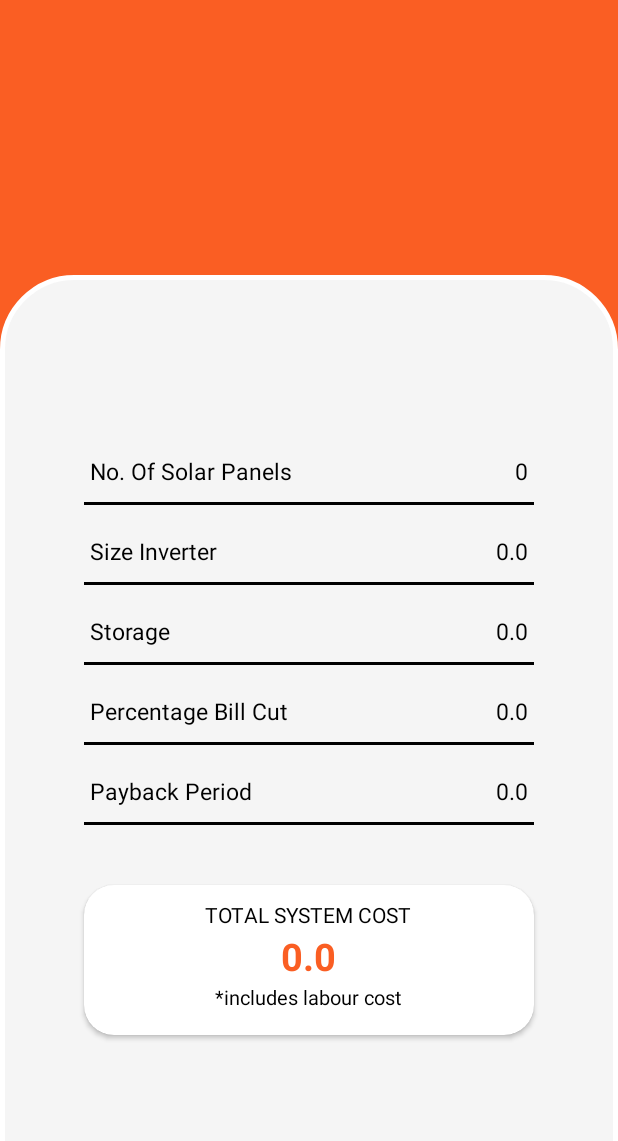
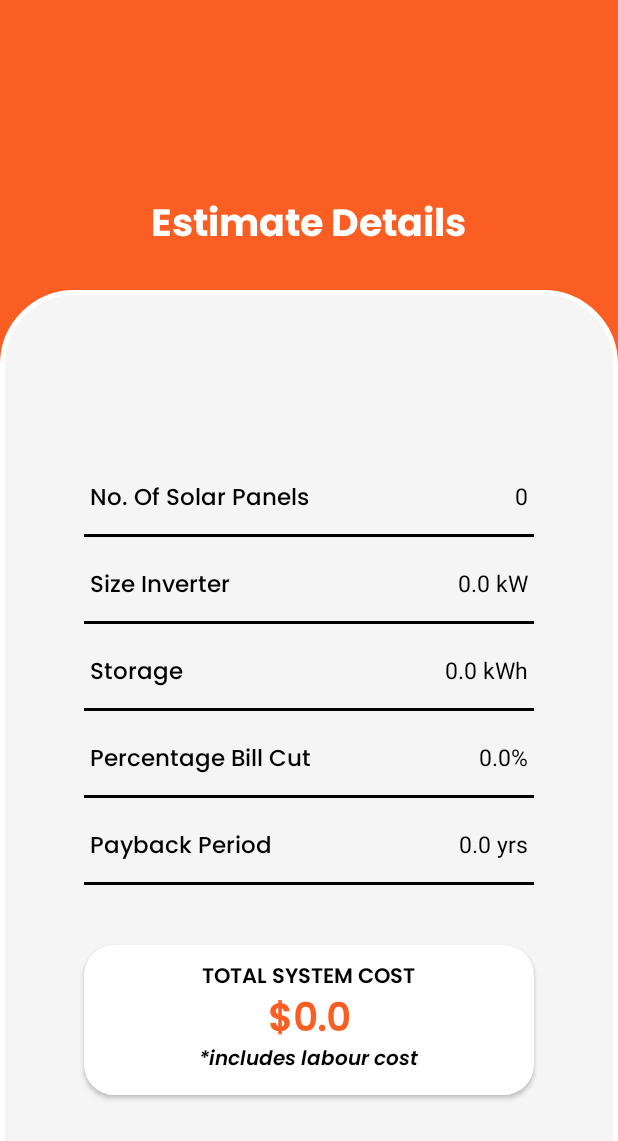
Before and after one commit to ro-neil/solcalc, an Android app: the EstimateActivity screen opened directly, with no data from a screen before it, on a phone screen of 412 x 824 dp. Shown: the top 1141 px of the screen. Run offline under Robolectric (Android 15) with nearby library versions, the phone set to English and light mode, and no system bars; our stand-ins replace Room's generated code; 2 statements that could not run were skipped.

Commit message:
Calculator and Estimate screen all good.

```diff
--- a/app/src/main/java/com/example/solcalc/EstimateActivity.kt
+++ b/app/src/main/java/com/example/solcalc/EstimateActivity.kt
@@ -18,11 +18,7 @@ class EstimateActivity : AppCompatActivity() {
 
         estimateViewModel = ViewModelProvider(this).get(EstimateViewModel::class.java)
 
-        Log.d("New Activity","EstimateActivity started")
         // Get explicit intent from activity_calculator or previous_estimates
-
-        Log.d("Intent","Received intent from calling activity")
-
         // Retrieve the precalculated/prefetched values for insertion into TextViews
         // Eliminating the need to know the source of the intent. Instead, just present the values given
 
@@ -30,13 +26,11 @@ class EstimateActivity : AppCompatActivity() {
         val clientsName: String = intent.getStringExtra(CalculatorActivity.CLIENT_NAME).toString()
         val clientsAddress: String = intent.getStringExtra(CalculatorActivity.CLIENT_ADDRESS).toString()
         val solarPanels: String = intent.getIntExtra(CalculatorActivity.PANELS,0).toString()
-        val inverterSize: String = intent.getDoubleExtra(CalculatorActivity.INVERTER_SIZE,0.0).toString()
-        val storageSize: String = intent.getDoubleExtra(CalculatorActivity.STORAGE_SIZE,0.0).toString()
-        val billCut: String = intent.getDoubleExtra(CalculatorActivity.CLIENT_BILL_CUT,0.0).toString()
-        val paybackPeriod: String = intent.getDoubleExtra(CalculatorActivity.PAYBACK_PERIOD,0.0).toString()
-        val totalCost: String = intent.getDoubleExtra(CalculatorActivity.TOTAL_COST,0.0).toString()
-
-        Log.d("EstimateActivity - Solar Panels", solarPanels)
+        val inverterSize: String = intent.getDoubleExtra(CalculatorActivity.INVERTER_SIZE,0.0).toString() + " kW"
+        val storageSize: String = intent.getDoubleExtra(CalculatorActivity.STORAGE_SIZE,0.0).toString() + " kWh"
+        val billCut: String = (intent.getDoubleExtra(CalculatorActivity.CLIENT_BILL_CUT,0.0) * 100 ).toString() + "%"
+        val paybackPeriod: String = intent.getDoubleExtra(CalculatorActivity.PAYBACK_PERIOD,0.0).toString() + " yrs"
+        val totalCost: String = "$" + intent.getDoubleExtra(CalculatorActivity.TOTAL_COST,0.0).toString()
 
         // Set TextView References
         val clientName: TextView = findViewById<TextView?>(R.id.ClientName)
--- a/app/src/main/res/layout/activity_estimate.xml
+++ b/app/src/main/res/layout/activity_estimate.xml
@@ -21,11 +21,12 @@
             android:id="@+id/estimate_label"
             android:layout_width="wrap_content"
             android:layout_height="wrap_content"
+            android:layout_gravity="center"
+            android:fontFamily="@font/poppins_bold"
+            android:textColor="@color/white"
+            android:textSize="25sp"
             android:textStyle="bold"
-            android:textSize="25sp"
-            android:textColor="@color/white"
-            android:layout_gravity="center"
-            tools:text="Estimate Details" />
+            android:text="Estimate Details" />
 
         <LinearLayout
             android:layout_width="match_parent"
@@ -41,6 +42,7 @@
                 android:layout_height="wrap_content"
                 android:layout_gravity="center"
                 android:layout_marginTop="20dp"
+                android:fontFamily="@font/poppins_semibold"
                 android:text="@string/total_system_cost"
                 android:textColor="@color/black"
                 android:textSize="20sp"
@@ -79,6 +81,7 @@
                     android:layout_alignParentStart="true"
                     android:layout_marginLeft="20dp"
                     android:layout_marginRight="20dp"
+                    android:fontFamily="@font/poppins_medium"
                     android:text="No. Of Solar Panels"
                     android:textColor="@color/black"
                     android:textSize="15sp" />
@@ -116,9 +119,10 @@
                 <TextView
                     android:layout_width="wrap_content"
                     android:layout_height="wrap_content"
+                    android:layout_alignParentStart="true"
                     android:layout_marginLeft="20dp"
                     android:layout_marginRight="20dp"
-                    android:layout_alignParentStart="true"
+                    android:fontFamily="@font/poppins_medium"
                     android:text="Size Inverter"
                     android:textColor="@color/black"
                     android:textSize="15sp" />
@@ -156,9 +160,10 @@
                 <TextView
                     android:layout_width="wrap_content"
                     android:layout_height="wrap_content"
+                    android:layout_alignParentStart="true"
                     android:layout_marginLeft="20dp"
                     android:layout_marginRight="20dp"
-                    android:layout_alignParentStart="true"
+                    android:fontFamily="@font/poppins_medium"
                     android:text="Storage"
                     android:textColor="@color/black"
                     android:textSize="15sp" />
@@ -199,6 +204,7 @@
                     android:layout_alignParentStart="true"
                     android:layout_marginLeft="20dp"
                     android:layout_marginRight="20dp"
+                    android:fontFamily="@font/poppins_medium"
                     android:text="Percentage Bill Cut"
                     android:textColor="@color/black"
                     android:textSize="15sp" />
@@ -239,6 +245,7 @@
                     android:layout_alignParentStart="true"
                     android:layout_marginLeft="20dp"
                     android:layout_marginRight="20dp"
+                    android:fontFamily="@font/poppins_medium"
                     android:text="Payback Period"
                     android:textColor="@color/black"
                     android:textSize="15sp" />
@@ -280,9 +287,10 @@
                     android:layout_height="wrap_content"
                     android:layout_gravity="center_horizontal"
                     android:layout_marginTop="10dp"
+                    android:fontFamily="@font/poppins_semibold"
+                    android:text="@string/total_system_cost"
                     android:textColor="@color/black"
-                    android:textSize="14sp"
-                    android:text="@string/total_system_cost" />
+                    android:textSize="14sp" />
 
                 <TextView
                     android:id="@+id/total_sys_cost"
@@ -290,10 +298,11 @@
                     android:layout_height="wrap_content"
                     android:layout_gravity="center_horizontal"
                     android:layout_marginTop="30dp"
+                    android:fontFamily="@font/poppins_medium"
+                    android:text="$$$"
                     android:textColor="@color/orange"
                     android:textSize="25sp"
-                    android:textStyle="bold"
-                    android:text="$$$" />
+                    android:textStyle="bold" />
 
                 <TextView
                     android:id="@+id/str_include_labour"
@@ -301,9 +310,10 @@
                     android:layout_height="wrap_content"
                     android:layout_gravity="center_horizontal"
                     android:layout_marginTop="65dp"
+                    android:fontFamily="@font/poppins_semibolditalic"
+                    android:text="@string/includes_labour"
                     android:textColor="@color/black"
-                    android:textSize="13sp"
-                    android:text="@string/includes_labour" />
+                    android:textSize="13sp" />
 
             </androidx.cardview.widget.CardView>
 
```
Also changed, not shown: app/src/main/java/com/example/solcalc/CalculatorActivity.kt (+7 -26 lines).
